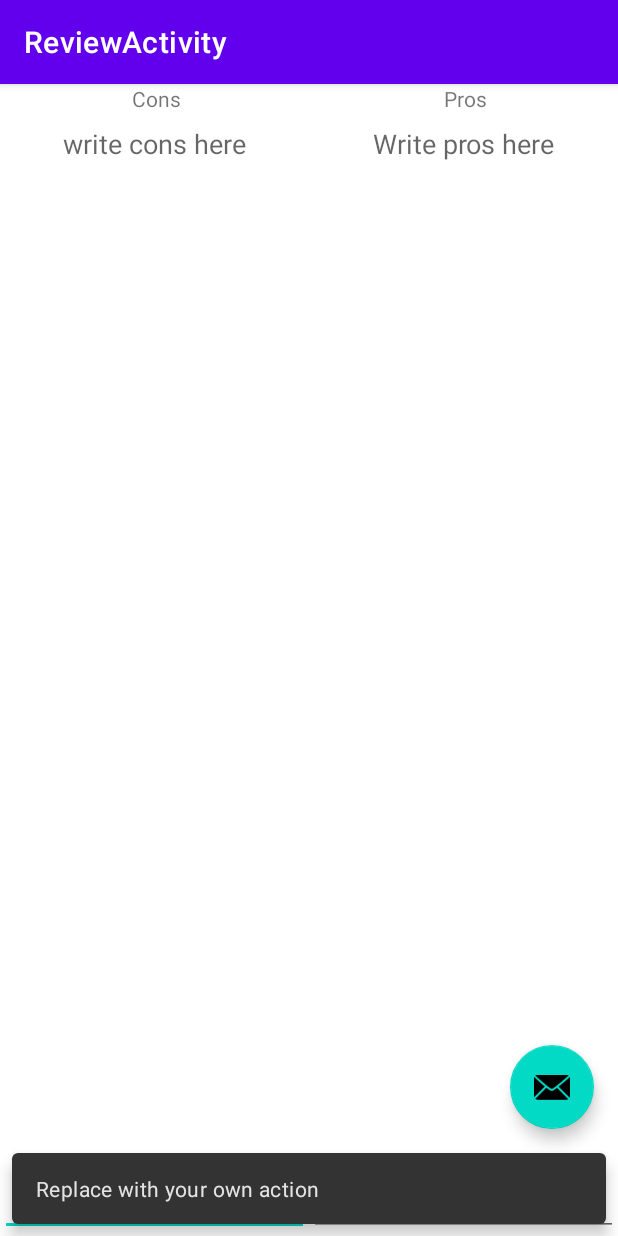
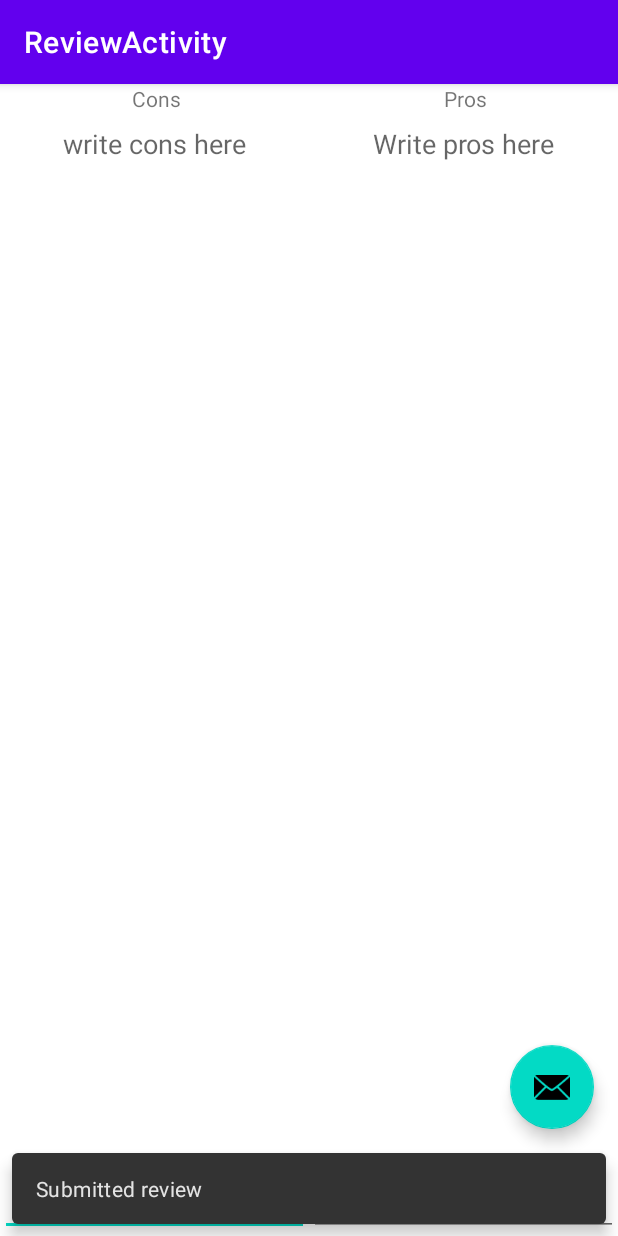
Before and after one commit to AbdallaBadreldin/review-app, an Android app: the ReviewActivity screen opened directly, with no data from a screen before it, after a tap on an icon or button, on a phone screen of 412 x 824 dp. Run offline under Robolectric (Android 15) with nearby library versions, the phone set to English and light mode, and no system bars; our stand-ins replace Firebase (no records; nobody signed in at launch, a user with empty details on screens opened directly), navigation-ui; 2 statements that could not run were skipped.

Commit message:
now review each firebase

```diff
--- a/app/src/main/java/com/fstech/review/ui/review/ReviewActivity.kt
+++ b/app/src/main/java/com/fstech/review/ui/review/ReviewActivity.kt
@@ -9,6 +9,8 @@ import androidx.navigation.ui.setupActionBarWithNavController
 import com.fstech.review.R
 import com.fstech.review.databinding.ActivityReviewBinding
 import com.google.android.material.snackbar.Snackbar
+import com.google.firebase.database.ktx.database
+import com.google.firebase.ktx.Firebase
 
 class ReviewActivity : AppCompatActivity() {
 
@@ -24,7 +26,13 @@ class ReviewActivity : AppCompatActivity() {
         setSupportActionBar(binding.toolbar)
 
         binding.fab.setOnClickListener { view ->
-            Snackbar.make(view, "Replace with your own action", Snackbar.LENGTH_LONG)
+
+            Firebase.database.reference.child("reviews").child(intent.getStringExtra("userId").toString()).child("pros").setValue(binding.includedContent.prosEdt.text.trim().toString())
+            Firebase.database.reference.child("reviews").child(intent.getStringExtra("userId").toString()).child("cons").setValue(binding.includedContent.consEdt.text.trim().toString())
+
+            binding.includedContent.prosEdt.text.clear()
+            binding.includedContent.consEdt.text.clear()
+            Snackbar.make(view, getString(R.string.submited_review), Snackbar.LENGTH_LONG)
                 .setAction("Action", null).show()
         }
     }
--- a/app/src/main/res/layout/activity_review.xml
+++ b/app/src/main/res/layout/activity_review.xml
@@ -20,7 +20,9 @@
 
     </com.google.android.material.appbar.AppBarLayout>
 
-    <include layout="@layout/content_review" />
+    <include
+        android:id="@+id/includedContent"
+        layout="@layout/content_review" />
 
     <com.google.android.material.floatingactionbutton.FloatingActionButton
         android:id="@+id/fab"
--- a/app/src/main/res/values/strings.xml
+++ b/app/src/main/res/values/strings.xml
@@ -18,4 +18,5 @@
     <string name="write_cons_here">write cons here</string>
     <string name="pros">Pros</string>
     <string name="cons">Cons</string>
+    <string name="submited_review">Submitted review</string>
 </resources>
```
